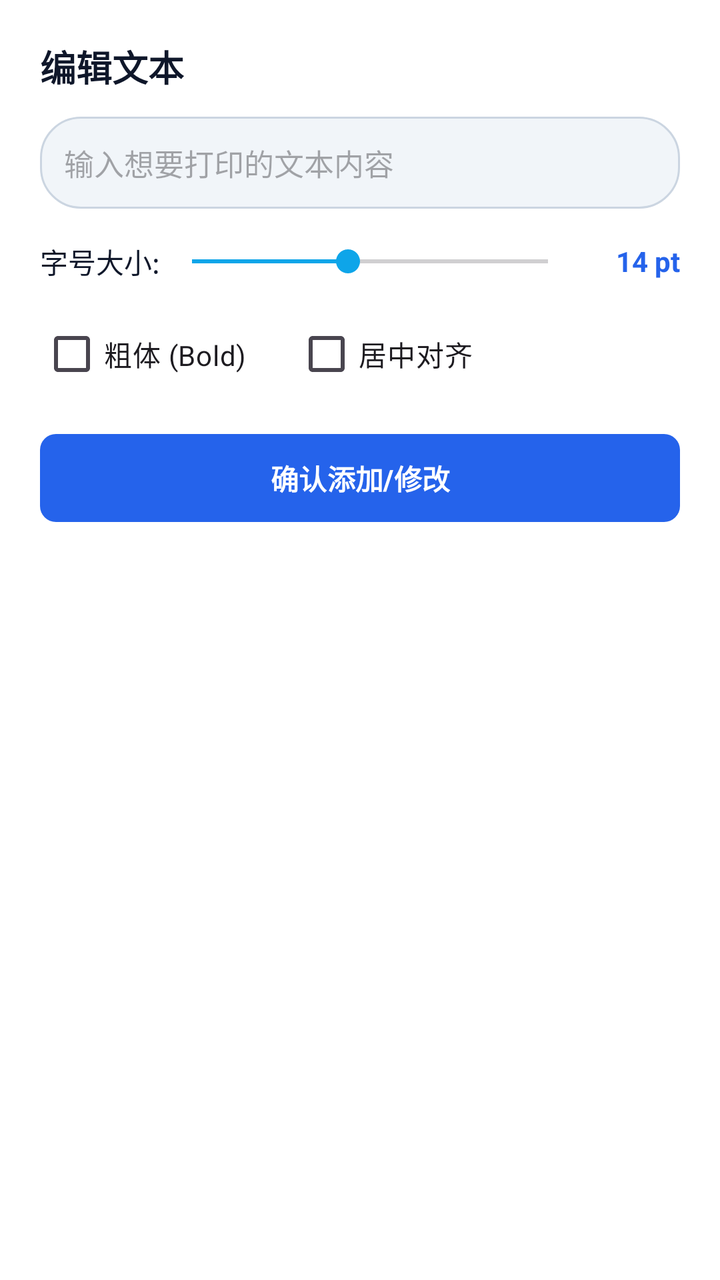
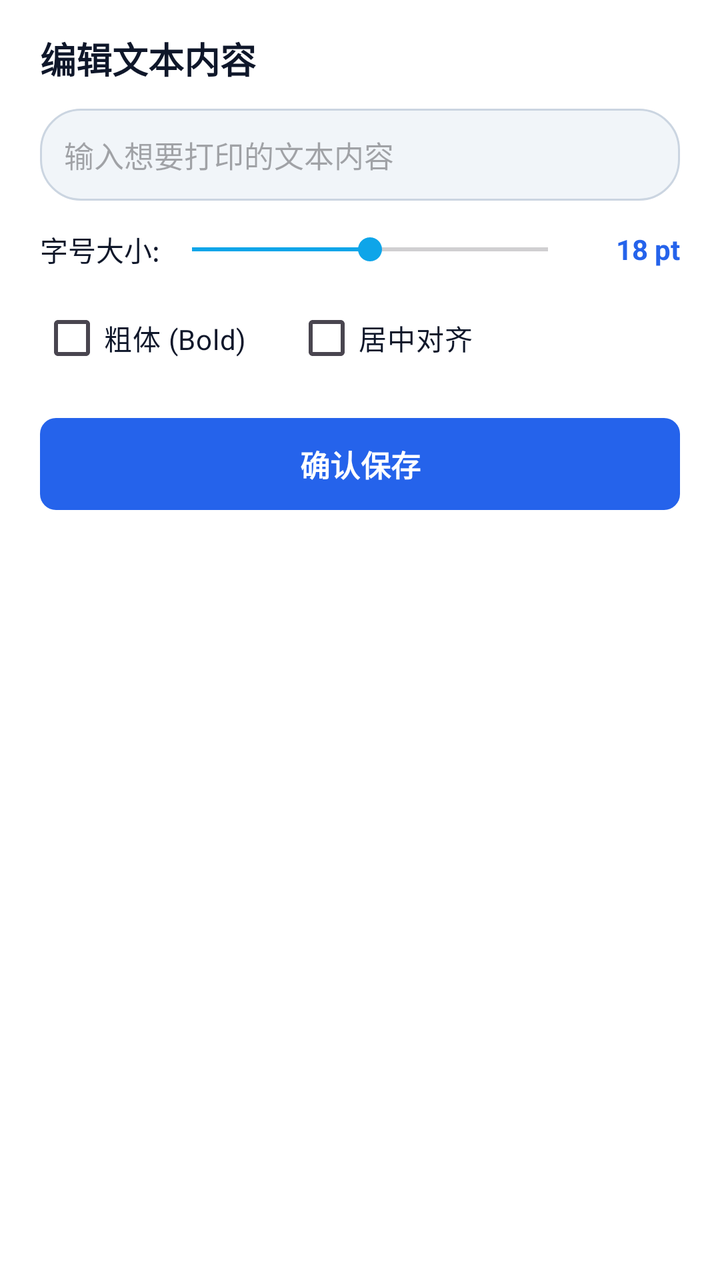

Before-and-after screenshots of an Android layout around one commit, followed by the original layout XML and the change that was made.
<!-- AndroidManifest.xml: application theme Theme.DeliPrinter -->
<!-- res/layout/dialog_text_edit.xml -->
<?xml version="1.0" encoding="utf-8"?>
<LinearLayout
    xmlns:android="http://schemas.android.com/apk/res/android"
    android:layout_width="match_parent"
    android:layout_height="wrap_content"
    android:background="@color/bg_card"
    android:orientation="vertical"
    android:padding="20dp">

    <TextView
        android:layout_width="wrap_content"
        android:layout_height="wrap_content"
        android:text="编辑文本"
        android:textColor="@color/text_primary"
        android:textSize="18sp"
        android:textStyle="bold" />

    <EditText
        android:id="@+id/etTextInput"
        android:layout_width="match_parent"
        android:layout_height="wrap_content"
        android:layout_marginTop="12dp"
        android:background="@drawable/bg_pill"
        android:hint="输入想要打印的文本内容"
        android:padding="12dp"
        android:textColor="@color/text_primary"
        android:textSize="15sp" />

    <LinearLayout
        android:layout_width="match_parent"
        android:layout_height="wrap_content"
        android:layout_marginTop="16dp"
        android:gravity="center_vertical"
        android:orientation="horizontal">

        <TextView
            android:layout_width="wrap_content"
            android:layout_height="wrap_content"
            android:text="字号大小:"
            android:textColor="@color/text_primary" />

        <SeekBar
            android:id="@+id/sbTextSize"
            android:layout_width="0dp"
            android:layout_height="wrap_content"
            android:layout_weight="1"
            android:max="32"
            android:progress="14" />

        <TextView
            android:id="@+id/tvTextSizeValue"
            android:layout_width="50dp"
            android:layout_height="wrap_content"
            android:gravity="end"
            android:text="14 pt"
            android:textColor="@color/brand_primary"
            android:textStyle="bold" />
    </LinearLayout>

    <LinearLayout
        android:layout_width="match_parent"
        android:layout_height="wrap_content"
        android:layout_marginTop="12dp"
        android:orientation="horizontal">

        <CheckBox
            android:id="@+id/cbBold"
            android:layout_width="wrap_content"
            android:layout_height="wrap_content"
            android:text="粗体 (Bold)" />

        <CheckBox
            android:id="@+id/cbCenter"
            android:layout_width="wrap_content"
            android:layout_height="wrap_content"
            android:layout_marginStart="24dp"
            android:text="居中对齐" />
    </LinearLayout>

    <Button
        android:id="@+id/btnSaveText"
        android:layout_width="match_parent"
        android:layout_height="44dp"
        android:layout_marginTop="16dp"
        android:background="@drawable/bg_btn_primary"
        android:text="确认添加/修改"
        android:textColor="@color/white"
        android:textSize="14sp"
        android:textStyle="bold" />

</LinearLayout>
<!-- resources referenced by this layout -->
<resources>
  <color name="bg_card">#FFFFFF</color>
  <color name="brand_primary">#2563EB</color>
  <color name="text_primary">#0F172A</color>
  <color name="white">#FFFFFF</color>
  <!-- drawable bg_btn_primary (drawable) -->
  <?xml version="1.0" encoding="utf-8"?>
  <ripple xmlns:android="http://schemas.android.com/apk/res/android"
      android:color="#40FFFFFF">
      <item>
          <shape android:shape="rectangle">
              <solid android:color="@color/brand_primary" />
              <corners android:radius="8dp" />
          </shape>
      </item>
  </ripple>
  <!-- drawable bg_pill (drawable) -->
  <?xml version="1.0" encoding="utf-8"?>
  <shape xmlns:android="http://schemas.android.com/apk/res/android"
      android:shape="rectangle">
      <solid android:color="@color/bg_subtle" />
      <stroke
          android:width="1dp"
          android:color="@color/border_color" />
      <corners android:radius="20dp" />
      <padding
          android:bottom="4dp"
          android:left="10dp"
          android:right="10dp"
          android:top="4dp" />
  </shape>
  <style name="Theme.DeliPrinter" parent="Theme.Material3.Light.NoActionBar">
          <item name="colorPrimary">@color/brand_primary</item>
          <item name="colorPrimaryVariant">@color/brand_primary_dark</item>
          <item name="colorSecondary">@color/brand_accent</item>
          <item name="android:statusBarColor">@color/bg_app</item>
          <item name="android:windowLightStatusBar">true</item>
          <item name="android:windowBackground">@color/bg_app</item>
      </style>
  <color name="bg_subtle">#F1F5F9</color>
  <color name="border_color">#CBD5E1</color>
  <color name="brand_primary_dark">#1D4ED8</color>
  <color name="brand_accent">#0EA5E9</color>
  <color name="bg_app">#F8FAFC</color>
</resources>

<!-- the commit's change to res/layout/dialog_text_edit.xml (unified diff, before → after) -->
@@ -1,91 +1,102 @@
 <?xml version="1.0" encoding="utf-8"?>
-<LinearLayout
+<androidx.core.widget.NestedScrollView
     xmlns:android="http://schemas.android.com/apk/res/android"
     android:layout_width="match_parent"
     android:layout_height="wrap_content"
-    android:background="@color/bg_card"
-    android:orientation="vertical"
-    android:padding="20dp">
-
-    <TextView
-        android:layout_width="wrap_content"
-        android:layout_height="wrap_content"
-        android:text="编辑文本"
-        android:textColor="@color/text_primary"
-        android:textSize="18sp"
-        android:textStyle="bold" />
-
-    <EditText
-        android:id="@+id/etTextInput"
-        android:layout_width="match_parent"
-        android:layout_height="wrap_content"
-        android:layout_marginTop="12dp"
-        android:background="@drawable/bg_pill"
-        android:hint="输入想要打印的文本内容"
-        android:padding="12dp"
-        android:textColor="@color/text_primary"
-        android:textSize="15sp" />
+    android:fillViewport="true"
+    android:background="@color/bg_card">
 
     <LinearLayout
         android:layout_width="match_parent"
         android:layout_height="wrap_content"
-        android:layout_marginTop="16dp"
-        android:gravity="center_vertical"
-        android:orientation="horizontal">
+        android:orientation="vertical"
+        android:paddingHorizontal="20dp"
+        android:paddingTop="16dp"
+        android:paddingBottom="40dp">
 
         <TextView
             android:layout_width="wrap_content"
             android:layout_height="wrap_content"
-            android:text="字号大小:"
-            android:textColor="@color/text_primary" />
+            android:text="编辑文本内容"
+            android:textColor="@color/text_primary"
+            android:textSize="18sp"
+            android:textStyle="bold" />
 
-        <SeekBar
-            android:id="@+id/sbTextSize"
-            android:layout_width="0dp"
+        <EditText
+            android:id="@+id/etTextInput"
+            android:layout_width="match_parent"
             android:layout_height="wrap_content"
-            android:layout_weight="1"
-            android:max="32"
-            android:progress="14" />
+            android:layout_marginTop="12dp"
+            android:background="@drawable/bg_pill"
+            android:hint="输入想要打印的文本内容"
+            android:padding="12dp"
+            android:textColor="@color/text_primary"
+            android:textSize="15sp" />
 
-        <TextView
-            android:id="@+id/tvTextSizeValue"
-            android:layout_width="50dp"
+        <LinearLayout
+            android:layout_width="match_parent"
             android:layout_height="wrap_content"
-            android:gravity="end"
-            android:text="14 pt"
-            android:textColor="@color/brand_primary"
+            android:layout_marginTop="14dp"
+            android:gravity="center_vertical"
+            android:orientation="horizontal">
+
+            <TextView
+                android:layout_width="wrap_content"
+                android:layout_height="wrap_content"
+                android:text="字号大小:"
+                android:textColor="@color/text_primary"
+                android:textSize="14sp" />
+
+            <SeekBar
+                android:id="@+id/sbTextSize"
+                android:layout_width="0dp"
+                android:layout_height="wrap_content"
+                android:layout_weight="1"
+                android:max="36"
+                android:progress="18" />
+
+            <TextView
+                android:id="@+id/tvTextSizeValue"
+                android:layout_width="50dp"
+                android:layout_height="wrap_content"
+                android:gravity="end"
+                android:text="18 pt"
+                android:textColor="@color/brand_primary"
+                android:textStyle="bold" />
+        </LinearLayout>
+
+        <LinearLayout
+            android:layout_width="match_parent"
+            android:layout_height="wrap_content"
+            android:layout_marginTop="10dp"
+            android:orientation="horizontal">
+
+            <CheckBox
+                android:id="@+id/cbBold"
+                android:layout_width="wrap_content"
+                android:layout_height="wrap_content"
+                android:text="粗体 (Bold)"
+                android:textColor="@color/text_primary" />
+
+            <CheckBox
+                android:id="@+id/cbCenter"
+                android:layout_width="wrap_content"
+                android:layout_height="wrap_content"
+                android:layout_marginStart="24dp"
+                android:text="居中对齐"
+                android:textColor="@color/text_primary" />
+        </LinearLayout>
+
+        <Button
+            android:id="@+id/btnSaveText"
+            android:layout_width="match_parent"
+            android:layout_height="46dp"
+            android:layout_marginTop="16dp"
+            android:background="@drawable/bg_btn_primary"
+            android:text="确认保存"
+            android:textColor="@color/white"
+            android:textSize="15sp"
             android:textStyle="bold" />
+
     </LinearLayout>
-
-    <LinearLayout
-        android:layout_width="match_parent"
-        android:layout_height="wrap_content"
-        android:layout_marginTop="12dp"
-        android:orientation="horizontal">
-
-        <CheckBox
-            android:id="@+id/cbBold"
-            android:layout_width="wrap_content"
-            android:layout_height="wrap_content"
-            android:text="粗体 (Bold)" />
-
-        <CheckBox
-            android:id="@+id/cbCenter"
-            android:layout_width="wrap_content"
-            android:layout_height="wrap_content"
-            android:layout_marginStart="24dp"
-            android:text="居中对齐" />
-    </LinearLayout>
-
-    <Button
-        android:id="@+id/btnSaveText"
-        android:layout_width="match_parent"
-        android:layout_height="44dp"
-        android:layout_marginTop="16dp"
-        android:background="@drawable/bg_btn_primary"
-        android:text="确认添加/修改"
-        android:textColor="@color/white"
-        android:textSize="14sp"
-        android:textStyle="bold" />
-
-</LinearLayout>
+</androidx.core.widget.NestedScrollView>
